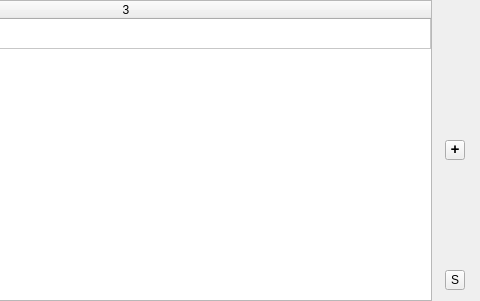
First picture: the form in tablebase.ui, repository MrBeanCpp/Follower-v2.0, before the edit; both pictures show x 309 to 789 and y 0 to 301 of the 789 by 301 pixel window.
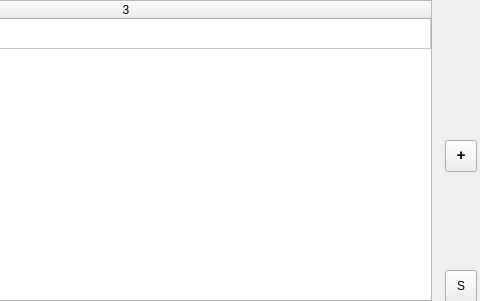
Second picture: the form after the edit. Custom widgets are drawn as their Qt base class.

```diff
--- a/tablebase.ui
+++ b/tablebase.ui
@@ -74,15 +74,14 @@
     <rect>
      <x>754</x>
      <y>140</y>
-     <width>20</width>
-     <height>20</height>
+     <width>32</width>
+     <height>32</height>
     </rect>
    </property>
    <property name="font">
     <font>
      <family>Consolas</family>
      <pointsize>11</pointsize>
-     <weight>75</weight>
      <bold>true</bold>
     </font>
    </property>
@@ -98,8 +97,8 @@
     <rect>
      <x>754</x>
      <y>270</y>
-     <width>20</width>
-     <height>20</height>
+     <width>32</width>
+     <height>32</height>
     </rect>
    </property>
    <property name="styleSheet">
@@ -110,6 +109,14 @@
    </property>
   </widget>
  </widget>
+ <customwidgets>
+  <customwidget>
+   <class>Sniper</class>
+   <extends>QWidget</extends>
+   <header>Utils/sniper.h</header>
+   <container>1</container>
+  </customwidget>
+ </customwidgets>
  <resources/>
  <connections/>
 </ui>
```
Left out of the diff: 10 changed lines with no effect on the pictures.
